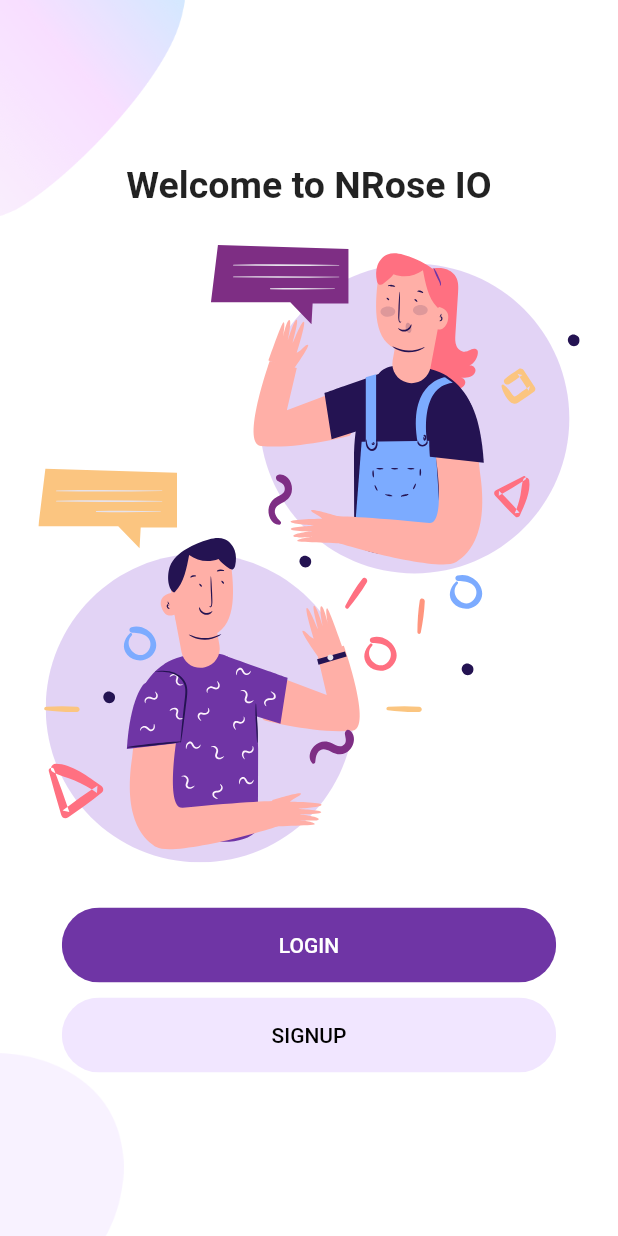
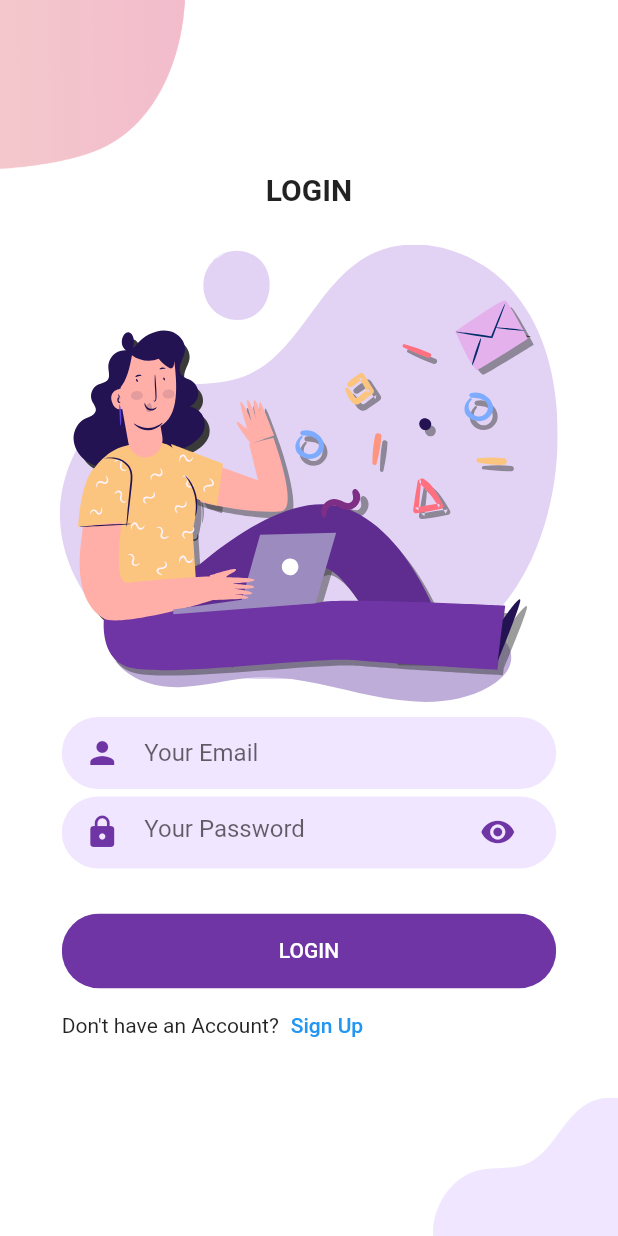
Before and after one commit to nrose-dev/flutter_welcome_signup_login, a Flutter app: the screen it shows after launch, after a tap on "LOGIN", on a phone screen of 412 x 824 dp. Run offline on Flutter 3.47's test engine with Material 2 defaults, Android fonts, the phone set to English and light mode, and no system bars; our stand-ins replace flutter_svg.

Commit message:
Done - Login Screen

```diff
--- /dev/null
+++ b/lib/Screens/login_screen.dart
@@ -0,0 +1,133 @@
+import 'package:flutter/material.dart';
+
+import 'package:flutter_svg/flutter_svg.dart';
+import 'package:flutter_welcome_signup_login/constants.dart';
+
+class LoginScreen extends StatelessWidget {
+  const LoginScreen({Key? key}) : super(key: key);
+
+  @override
+  Widget build(BuildContext context) {
+    Size size = MediaQuery.of(context).size;
+    return Scaffold(
+      body: SizedBox(
+        height: size.height,
+        width: double.infinity,
+        child: Stack(
+          alignment: Alignment.center,
+          children: <Widget>[
+            Positioned(
+                top: 0,
+                left: 0,
+                child: Image.asset(
+                  "assets/images/signup_top.png",
+                  width: size.width * 0.3,
+                )
+            ),
+            Positioned(
+                bottom: 0,
+                right: 0,
+                child: Image.asset(
+                  "assets/images/login_bottom.png",
+                  width: size.width * 0.3,
+                )
+            ),
+            SafeArea(
+              child: Column(
+                mainAxisAlignment: MainAxisAlignment.center,
+                children: <Widget>[
+                  Text(
+                    "Login".toUpperCase(),
+                    style: const TextStyle(fontWeight: FontWeight.bold, fontSize: 20),
+                  ),
+                  const SizedBox(height: 25,),
+                  SvgPicture.asset(
+                    "assets/icons/login.svg",
+                    height: size.height * 0.37,
+                  ),
+                  const SizedBox(height: 10,),
+                  SizedBox(
+                    width: size.width * 0.8,
+                    child: Column(
+                      children: [
+                        Container(
+                          padding: const EdgeInsets.symmetric(horizontal: 15),
+                          decoration: BoxDecoration(
+                              color: primaryLightColor,
+                              borderRadius: BorderRadius.circular(30)
+                          ),
+                          child: const TextField(
+                            decoration: InputDecoration(
+                              icon: Icon(Icons.person, color: primaryColor,),
+                              hintText: "Your Email",
+                              border: InputBorder.none,
+                            ),
+                          ),
+                        ),
+                        const SizedBox(height: 5,),
+                        Container(
+                          padding: const EdgeInsets.symmetric(horizontal: 15),
+                          decoration: BoxDecoration(
+                              color: primaryLightColor,
+                              borderRadius: BorderRadius.circular(30)
+                          ),
+                          child: const TextField(
+                            obscureText: true,
+                            decoration: InputDecoration(
+                              icon: Icon(
+                                Icons.lock,
+                                color: primaryColor,
+                              ),
+                              suffixIcon: Icon(
+                                Icons.remove_red_eye_sharp,
+                                color: primaryColor,
+                              ),
+                              hintText: "Your Password",
+                              border: InputBorder.none,
+                            ),
+                          ),
+                        ),
+                      ],
+                    ),
+                  ),
+                  const SizedBox(height: 30,),
+                  SizedBox(
+                    width: size.width * 0.8,
+                    height: 50,
+                    child: ClipRRect(
+                      borderRadius: BorderRadius.circular(50),
+                      child: TextButton(
+                        onPressed: () {},
+                        style: ButtonStyle(backgroundColor: MaterialStateProperty.all(primaryColor)),
+                        child: Text(
+                          "Login".toUpperCase(),
+                          style: const TextStyle(color: Colors.white),
+                        ),
+                      ),
+                    ),
+                  ),
+                  Container(
+                    alignment: Alignment.center,
+                    width: size.width * 0.8,
+                    height: 50,
+                    child: Row(
+                      children: [
+                        const Text("Don't have an Account?"),
+                        TextButton(
+                            onPressed: () {},
+                            child: const Text(
+                              "Sign Up"
+                            )
+                        )
+                      ],
+                    ),
+                  ),
+                ],
+              ),
+            ),
+          ],
+        ),
+      ),
+    );
+  }
+}
--- a/lib/Screens/welcome_screen.dart
+++ b/lib/Screens/welcome_screen.dart
@@ -1,6 +1,7 @@
 import 'package:flutter/material.dart';
 
 import 'package:flutter_svg/flutter_svg.dart';
+import 'package:flutter_welcome_signup_login/Screens/login_screen.dart';
 import 'package:flutter_welcome_signup_login/constants.dart';
 
 class WelcomeScreen extends StatelessWidget {
@@ -52,7 +53,16 @@ class WelcomeScreen extends StatelessWidget {
                       child: ClipRRect(
                         borderRadius: BorderRadius.circular(50),
                         child: TextButton(
-                          onPressed: () { },
+                          onPressed: () {
+                            Navigator.push(
+                                context,
+                                MaterialPageRoute(
+                                    builder: (context) {
+                                      return const LoginScreen();
+                                    }
+                                )
+                            );
+                          },
                           style: ButtonStyle(backgroundColor: MaterialStateProperty.all(primaryColor)),
                           child: Text(
                             "Login".toUpperCase(),
```
